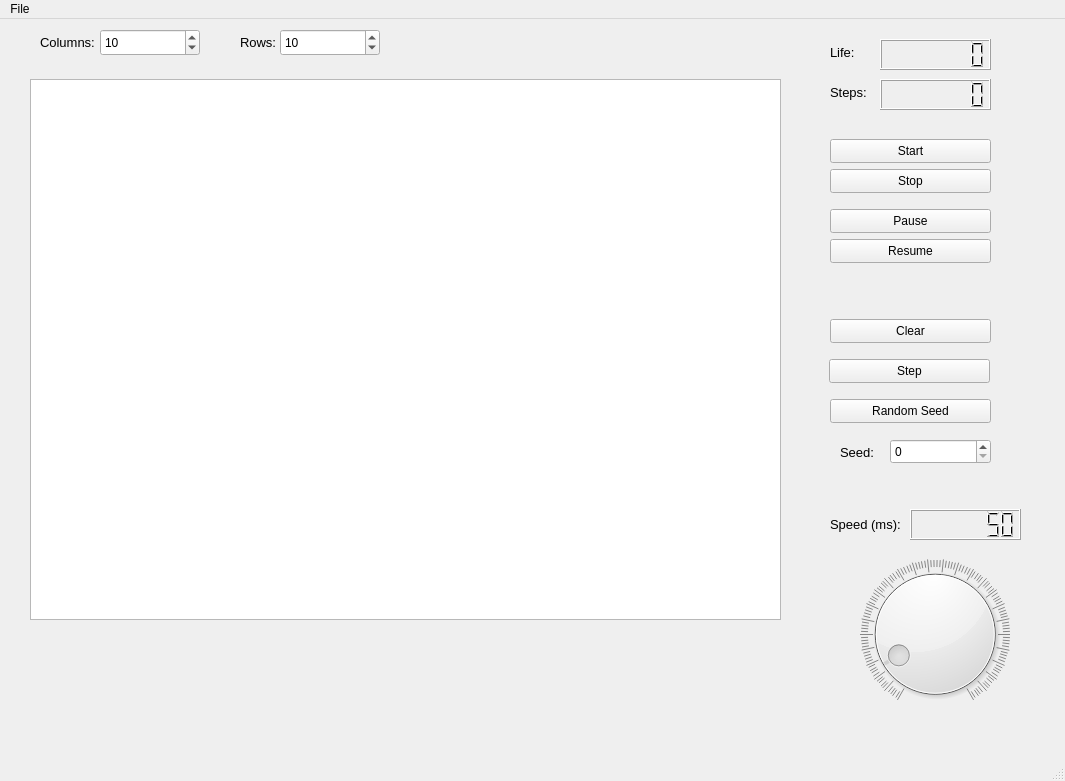
Above: mainwindow.ui from MateuszGuzy02/Game-Of-Life before the change. Below: the same form after it.
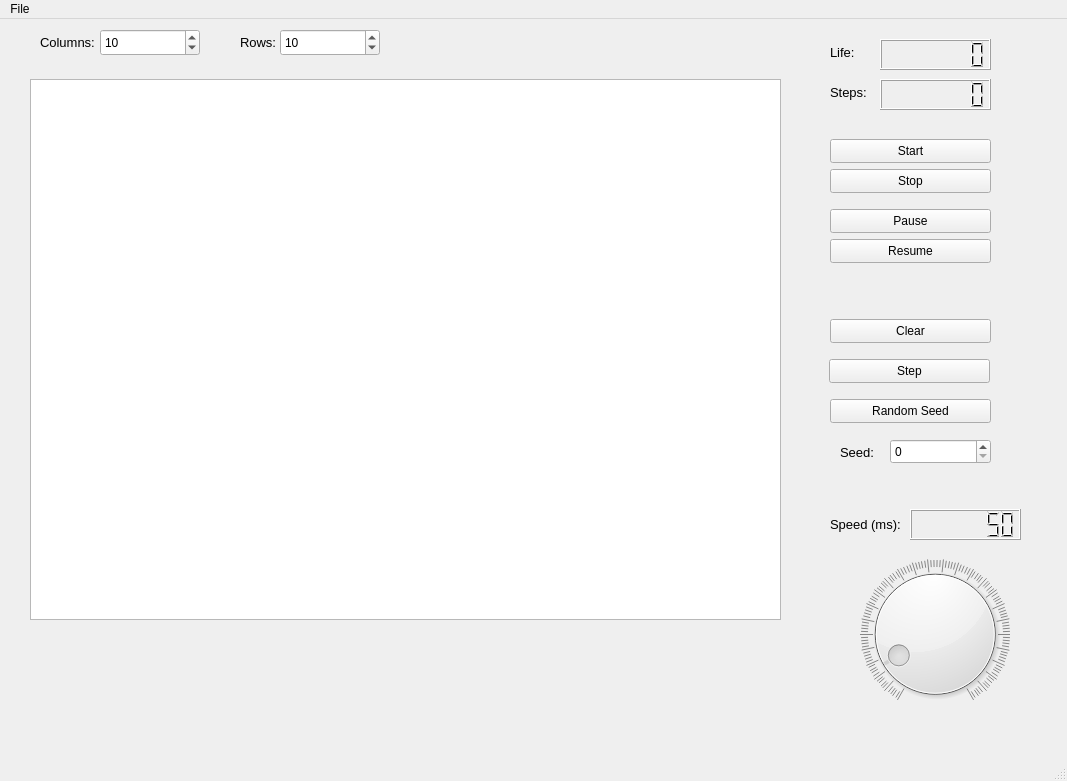
That is the form after the change.

What changed in the file:
```diff
--- a/mainwindow.ui
+++ b/mainwindow.ui
@@ -6,7 +6,7 @@
    <rect>
     <x>0</x>
     <y>0</y>
-    <width>1065</width>
+    <width>1067</width>
     <height>781</height>
    </rect>
   </property>
@@ -470,7 +470,7 @@
     <rect>
      <x>0</x>
      <y>0</y>
-     <width>1065</width>
+     <width>1067</width>
      <height>21</height>
     </rect>
    </property>
```
Left out of the diff: 6 changed lines with no effect on the pictures.
